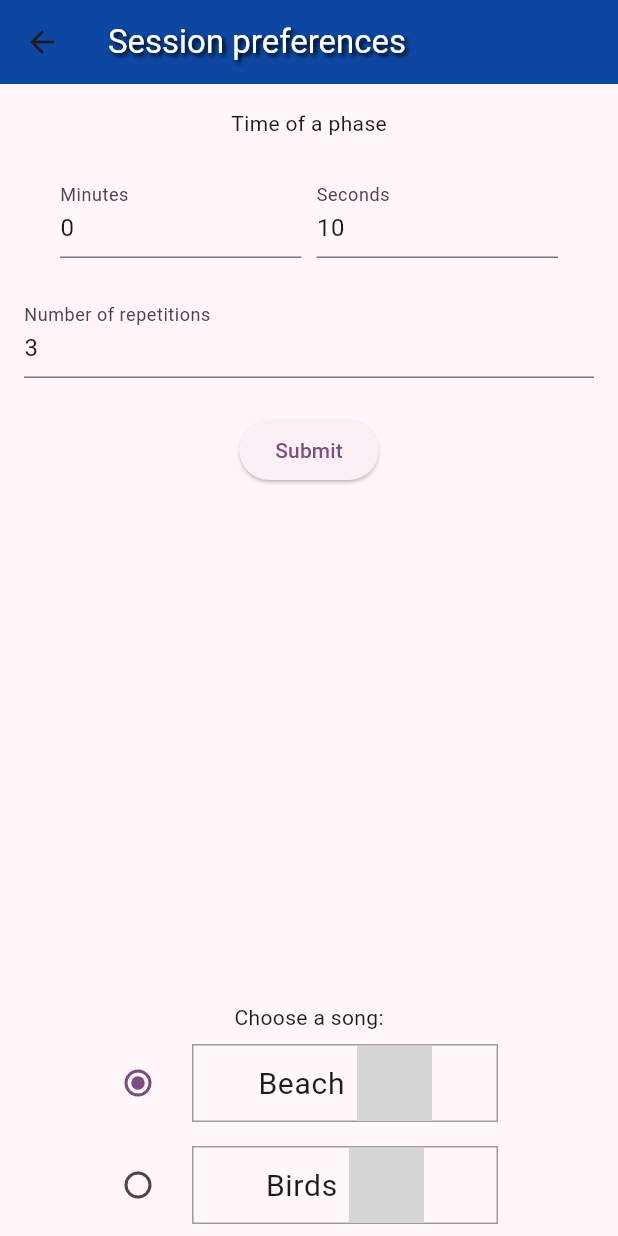
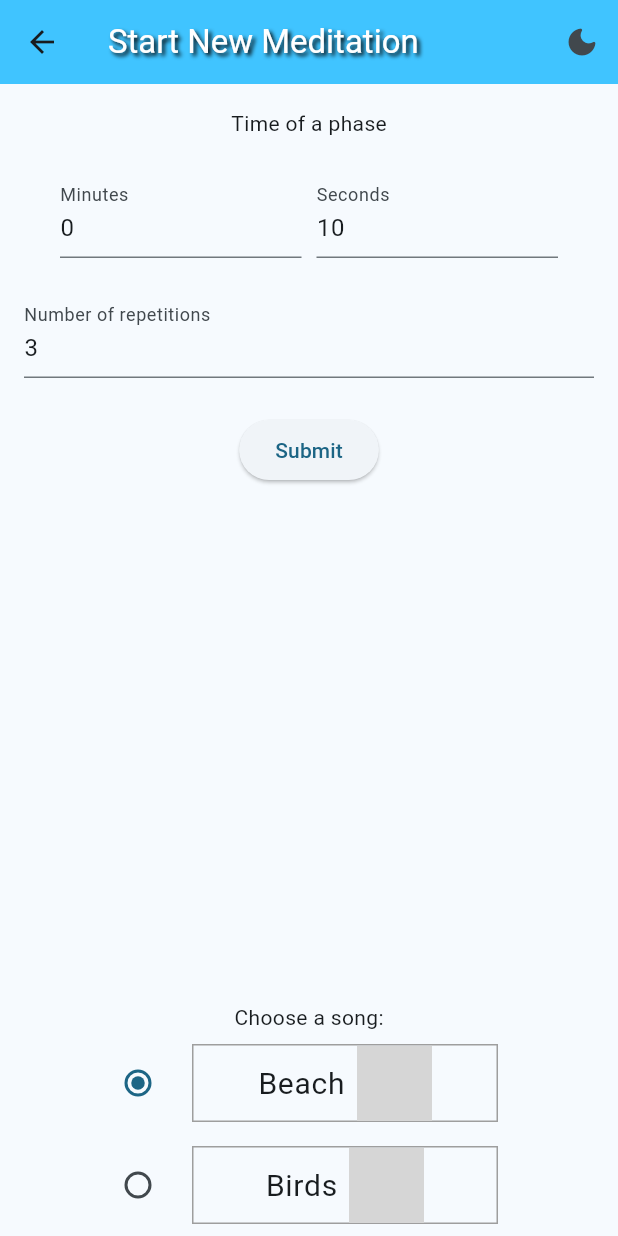
Before and after one commit to RamzeusInno/MeditationApp, a Flutter app: the screen it shows after launch, after a tap on "Start new session", on a phone screen of 412 x 824 dp. Run offline on Flutter 3.47's test engine with Material 3 defaults, Android fonts, the phone set to English and light mode, and no system bars; our stand-ins replace flutter_riverpod, hive, hive_flutter, just_audio; accounts and stored records are empty; grey boxes are pictures that could not be loaded.

Commit message:
+ Add themes directory + Add light & dark themes + Add theme provider + Modify Main widget class (MeditationApp) + Change some labels & texts + Add new class for AppBar (DefaultAppBar)

```diff
--- a/lib/main.dart
+++ b/lib/main.dart
@@ -8,48 +8,13 @@ import 'package:flutter_riverpod/flutter_riverpod.dart';
 import 'package:contrast_shower_appplication/screens/sessionScreen.dart';
 import 'package:hive/hive.dart';
 import 'package:hive_flutter/adapters.dart';
+import 'widgets/meditation_app.dart';
 
 
 void main() async {
   await Hive.initFlutter();
   await Hive.openBox<String>('sessionBox');
-
-  runApp(ProviderScope(
-    child: MaterialApp(
-
-    theme: ThemeData(
-    useMaterial3: true,
-
-    // Define the default brightness and colors.
-    colorScheme: ColorScheme.fromSeed(
-      seedColor: Colors.purple,
-      // ···
-      brightness: Brightness.light,
-    ),
-
-    // Define the default `TextTheme`. Use this to specify the default
-    // text styling for headlines, titles, bodies of text, and more.
-    textTheme: const TextTheme(
-      displayLarge: const TextStyle(
-        fontSize: 72,
-        fontWeight: FontWeight.bold,
-      ),
-      // ···
-      // titleLarge: GoogleFonts.oswald(
-      //   fontSize: 30,
-      //   fontStyle: FontStyle.italic,
-      // ),
-      // bodyMedium: GoogleFonts.merriweather(),
-      // displaySmall: GoogleFonts.pacifico(),
-    ),
-  ),
-      initialRoute: '/',
-      routes: {
-        '/': (context) => const HomeScreen(),
-        '/session_preferences': (context) => const SessionPreferencesScreen(),
-        '/session': (context) => const SessionScreen(),
-        '/post_session': (context) => const PostSessionScreen(),
-      },
-    ),
+  runApp(const ProviderScope(
+    child: MeditationApp(),
   ));
 }
--- /dev/null
+++ b/lib/providers/theme_provider.dart
@@ -0,0 +1,23 @@
+import 'package:flutter/material.dart';
+import 'package:flutter_riverpod/flutter_riverpod.dart';
+
+class ThemeNotifier extends StateNotifier<ThemeMode> {
+  ThemeNotifier({required themeMode}) : _themeMode = themeMode, super(themeMode);
+
+  ThemeMode _themeMode;
+
+  get themeMode => _themeMode;
+
+  void switchThemeMode() {
+    if (_themeMode == ThemeMode.light) {
+      _themeMode = ThemeMode.dark;
+    } else {
+      _themeMode = ThemeMode.light;
+    }
+    state = _themeMode;
+  }
+}
+
+final themeProvider = StateNotifierProvider<ThemeNotifier, ThemeMode>(
+        (ref) => ThemeNotifier(themeMode: ThemeMode.light)
+);
--- a/lib/screens/homeScreen.dart
+++ b/lib/screens/homeScreen.dart
@@ -1,7 +1,7 @@
+import 'package:contrast_shower_appplication/widgets/default_app_bar.dart';
 import 'package:contrast_shower_appplication/widgets/sessionListWidget.dart';
 import 'package:flutter/material.dart';
 import 'package:flutter_riverpod/flutter_riverpod.dart';
-
 
 class HomeScreen extends ConsumerStatefulWidget {
   const HomeScreen({super.key});
@@ -14,35 +14,19 @@ class _HomeScreenState extends ConsumerState<HomeScreen> {
   @override
   Widget build(BuildContext context) {
     return Scaffold(
-      appBar: AppBar(
-        title: const Text(
-          "Contrast shower app",
-          style: TextStyle(
-            color: Colors.white,
-            shadows: <Shadow>[
-              Shadow(
-                offset: Offset(2.0, 2.0),
-                blurRadius: 3.0,
-                color: Colors.black,
-              ),
-            ],
-          ),
-
-          ),
-        backgroundColor: Colors.blue[900],
-      ),
+      appBar: DefaultAppBar(title: "Meditation Helper", ref: ref),
       body: Container(
         margin: const EdgeInsets.all(30),
         child: Column(
           crossAxisAlignment: CrossAxisAlignment.center,
           children: [
-           ElevatedButton(
-              onPressed: () {
-                Navigator.pushNamed(context, '/session_preferences');
-              },
-              child: const Text("Start new session")
-              ),
-              const SessionListWidget(),
+            const SessionListWidget(),
+            FilledButton(
+                onPressed: () {
+                  Navigator.pushNamed(context, '/session_preferences');
+                },
+                child: const Text("Start new session")
+            )
           ]
         ),
       ),
--- a/lib/screens/sessionPreferencesScreen.dart
+++ b/lib/screens/sessionPreferencesScreen.dart
@@ -1,3 +1,5 @@
+import 'package:contrast_shower_appplication/providers/theme_provider.dart';
+import 'package:contrast_shower_appplication/widgets/default_app_bar.dart';
 import 'package:flutter/material.dart';
 import 'package:flutter_riverpod/flutter_riverpod.dart';
 import 'package:contrast_shower_appplication/widgets/sessionDurationForm.dart';
@@ -15,22 +17,7 @@ class _sessionPreferencesScreenState extends ConsumerState<SessionPreferencesScr
   @override
   Widget build(BuildContext context) {
     return Scaffold(
-      appBar: AppBar(
-        title: const Text(
-          "Session preferences",
-          style: TextStyle(
-            color: Colors.white,
-            shadows: <Shadow>[
-              Shadow(
-                offset: Offset(2.0, 2.0),
-                blurRadius: 3.0,
-                color: Colors.black,
-              ),
-            ],
-          ),
-        ),
-        backgroundColor: Colors.blue[900],
-      ),
+      appBar: DefaultAppBar(title: "Start New Meditation", ref: ref),
       body: Column(
         children: [
           Expanded(
--- a/lib/screens/sessionScreen.dart
+++ b/lib/screens/sessionScreen.dart
@@ -1,3 +1,4 @@
+import 'package:contrast_shower_appplication/widgets/default_app_bar.dart';
 import 'package:contrast_shower_appplication/widgets/homeButtonWidget.dart';
 import 'package:flutter/material.dart';
 import 'package:flutter_riverpod/flutter_riverpod.dart';
@@ -21,27 +22,8 @@ class _SessionscreenState extends ConsumerState<SessionScreen> {
     return Consumer(
       builder: (context, ref, child) {
         return Scaffold(
-          appBar: AppBar(
-            actions: const [
-              HomeButtonWidget(),
-            ],
-            title: const Text(
-              "Contrast shower session",
-              style: TextStyle(
-              color: Colors.white,
-              shadows: <Shadow>[
-                Shadow(
-                  offset: Offset(2.0, 2.0),
-                  blurRadius: 3.0,
-                  color: Colors.black,
-                ),
-              ],
-          ),
-              ),
-            backgroundColor: Colors.blue[900],
-          ),
+          appBar: DefaultAppBar(title: "Meditation", ref: ref),
           body: Container(
-            color: Colors.white,
             child: const Timerwidget(),
           ),
         );
--- /dev/null
+++ b/lib/themes/dark_theme.dart
@@ -0,0 +1,30 @@
+import 'package:flutter/material.dart';
+
+var darkTheme = ThemeData(
+    useMaterial3: true,
+    colorScheme: ColorScheme.fromSeed(
+      seedColor: Colors.lightBlueAccent,
+      brightness: Brightness.dark,
+    ),
+    textTheme: const TextTheme(
+      displayLarge: TextStyle(
+        fontSize: 72,
+        fontWeight: FontWeight.bold,
+      ),
+    ),
+    appBarTheme: const AppBarTheme(
+        color: Colors.lightBlueAccent
+    ),
+    filledButtonTheme: FilledButtonThemeData(
+        style: ButtonStyle(
+            backgroundColor: WidgetStateColor.resolveWith(
+                  (Set<WidgetState> states) => Colors.lightBlueAccent,
+            ),
+            shape: WidgetStateProperty.all(
+                RoundedRectangleBorder(
+                  borderRadius: BorderRadius.circular(10),
+                )
+            )
+        )
+    )
+);
--- /dev/null
+++ b/lib/themes/light_theme.dart
@@ -0,0 +1,30 @@
+import 'package:flutter/material.dart';
+
+var lightTheme = ThemeData(
+  useMaterial3: true,
+  colorScheme: ColorScheme.fromSeed(
+    seedColor: Colors.lightBlueAccent,
+    brightness: Brightness.light,
+  ),
+  textTheme: const TextTheme(
+    displayLarge: TextStyle(
+      fontSize: 72,
+      fontWeight: FontWeight.bold,
+    ),
+  ),
+  appBarTheme: const AppBarTheme(
+      color: Colors.lightBlueAccent
+  ),
+  filledButtonTheme: FilledButtonThemeData(
+    style: ButtonStyle(
+      backgroundColor: WidgetStateColor.resolveWith(
+          (Set<WidgetState> states) => Colors.lightBlueAccent,
+      ),
+      shape: WidgetStateProperty.all(
+          RoundedRectangleBorder(
+            borderRadius: BorderRadius.circular(10),
+        )
+      )
+    )
+  )
+);
--- /dev/null
+++ b/lib/widgets/default_app_bar.dart
@@ -0,0 +1,29 @@
+import "package:contrast_shower_appplication/providers/theme_provider.dart";
+import "package:flutter/material.dart";
+import "package:flutter_riverpod/flutter_riverpod.dart";
+
+class DefaultAppBar extends AppBar {
+  DefaultAppBar({required String title, required WidgetRef ref, super.key}) : super(
+    title: Text(
+      title,
+      style: const TextStyle(
+        color: Colors.white,
+        shadows: <Shadow>[
+          Shadow(
+            offset: Offset(2.0, 2.0),
+            blurRadius: 3.0,
+            color: Colors.black,
+          ),
+        ],
+      ),
+    ),
+    actions: [
+      IconButton(
+        onPressed: ref.watch(themeProvider.notifier).switchThemeMode,
+        icon: (ref.watch(themeProvider) != ThemeMode.light) ?
+        const Icon(Icons.light_mode_rounded) :
+        const Icon(Icons.dark_mode_rounded),
+      )
+    ],
+  );
+}
--- /dev/null
+++ b/lib/widgets/meditation_app.dart
@@ -0,0 +1,39 @@
+import 'package:contrast_shower_appplication/providers/theme_provider.dart';
+import 'package:contrast_shower_appplication/session.dart';
+import 'package:flutter/material.dart';
+import 'package:contrast_shower_appplication/screens/homeScreen.dart';
+import 'package:contrast_shower_appplication/screens/sessionScreen.dart';
+import 'package:contrast_shower_appplication/screens/postSessionScreen.dart';
+import 'package:contrast_shower_appplication/screens/sessionPreferencesScreen.dart';
+import 'package:flutter_riverpod/flutter_riverpod.dart';
+import 'package:contrast_shower_appplication/screens/sessionScreen.dart';
+import 'package:hive/hive.dart';
+import 'package:hive_flutter/adapters.dart';
+import '../themes/dark_theme.dart';
+import '../themes/light_theme.dart';
+
+class MeditationApp extends ConsumerStatefulWidget {
+  const MeditationApp({super.key});
+
+  @override
+  ConsumerState<ConsumerStatefulWidget> createState() => _MeditationApp();
+}
+
+class _MeditationApp extends ConsumerState<MeditationApp> {
+  @override
+  Widget build(BuildContext context) {
+    return MaterialApp(
+      theme: lightTheme,
+      darkTheme: darkTheme,
+      themeMode: ref.watch(themeProvider),
+      debugShowCheckedModeBanner: false,
+      initialRoute: '/',
+      routes: {
+        '/': (context) => const HomeScreen(),
+        '/session_preferences': (context) => const SessionPreferencesScreen(),
+        '/session': (context) => const SessionScreen(),
+        '/post_session': (context) => const PostSessionScreen(),
+      },
+    );
+  }
+}
```
